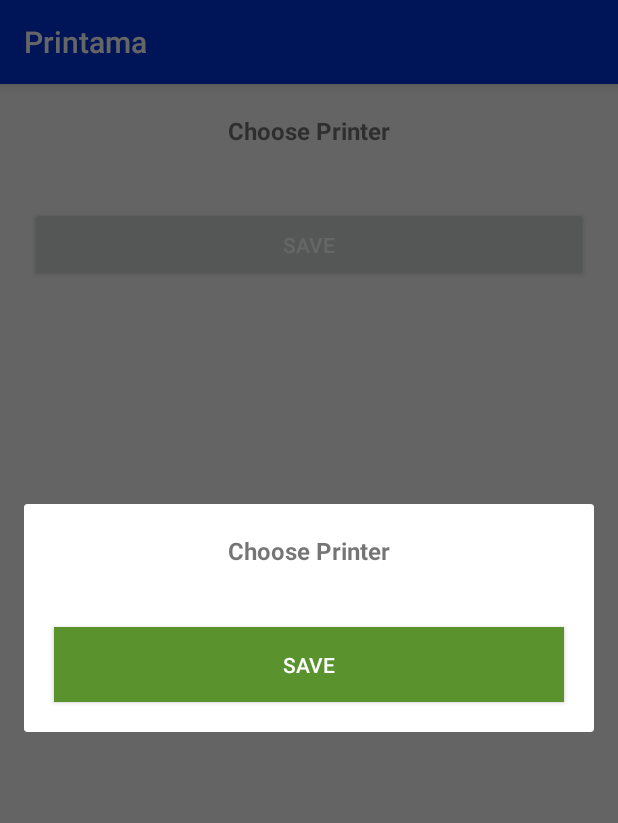
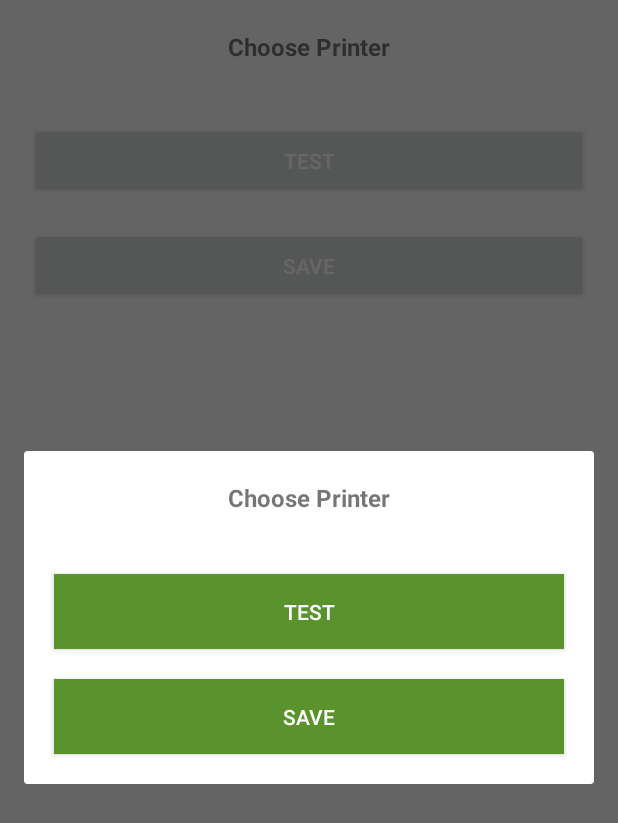
Before and after one commit to anggastudio/Printama, an Android app: the fragment DeviceListFragment placed in its activity, on a phone screen of 412 x 824 dp. Shown: the top 823 px of the screen. Run offline under Robolectric (Android 15) with nearby library versions, the phone set to English and light mode, and no system bars; 4 statements that could not run were skipped.

Commit message:
added test button to test printer before saving it

```diff
--- a/printama/src/main/java/com/anggastudio/printama/ChoosePrinterActivity.java
+++ b/printama/src/main/java/com/anggastudio/printama/ChoosePrinterActivity.java
@@ -20,10 +20,12 @@ public class ChoosePrinterActivity extends AppCompatActivity {
     private Set<BluetoothDevice> bondedDevices;
     private String mPrinterName;
     private Button saveButton;
+    private Button testButton;
 
     @Override
     protected void onCreate(Bundle savedInstanceState) {
         super.onCreate(savedInstanceState);
+        hideToolbar();
         setContentView(R.layout.activity_choose_printer);
 
         BluetoothAdapter defaultAdapter = BluetoothAdapter.getDefaultAdapter();
@@ -31,6 +33,12 @@ public class ChoosePrinterActivity extends AppCompatActivity {
             bondedDevices = defaultAdapter.getBondedDevices();
         } else {
             finishWithError();
+        }
+    }
+
+    private void hideToolbar() {
+        if (getSupportActionBar() != null) {
+            getSupportActionBar().hide();
         }
     }
 
@@ -48,10 +56,12 @@ public class ChoosePrinterActivity extends AppCompatActivity {
         if (bondedDevices == null) {
             finishWithError();
         } else {
+            testButton = findViewById(R.id.btn_test_printer);
+            testButton.setOnClickListener(v -> testPrinter());
             saveButton = findViewById(R.id.btn_save_printer);
             saveButton.setOnClickListener(v -> savePrinter());
             mPrinterName = Pref.getString(Pref.SAVED_DEVICE);
-            toggleSaveButton();
+            toggleButtons();
 
             RecyclerView rvDeviceList = findViewById(R.id.rv_device_list);
             rvDeviceList.setLayoutManager(new LinearLayoutManager(this));
@@ -60,15 +70,21 @@ public class ChoosePrinterActivity extends AppCompatActivity {
             rvDeviceList.setAdapter(adapter);
             adapter.setOnConnectPrinter(printerName -> {
                 this.mPrinterName = printerName;
-                toggleSaveButton();
+                toggleButtons();
             });
         }
     }
 
-    private void toggleSaveButton() {
+    private void testPrinter() {
+        Printama.with(this, mPrinterName).printTest();
+    }
+
+    private void toggleButtons() {
         if (mPrinterName != null) {
+            testButton.setBackgroundColor(ContextCompat.getColor(this, R.color.colorGreen));
             saveButton.setBackgroundColor(ContextCompat.getColor(this, R.color.colorGreen));
         } else {
+            testButton.setBackgroundColor(ContextCompat.getColor(this, R.color.colorGray5));
             saveButton.setBackgroundColor(ContextCompat.getColor(this, R.color.colorGray5));
         }
     }
--- a/printama/src/main/java/com/anggastudio/printama/DeviceListAdapter.java
+++ b/printama/src/main/java/com/anggastudio/printama/DeviceListAdapter.java
@@ -67,7 +67,7 @@ class DeviceListAdapter extends RecyclerView.Adapter<DeviceListAdapter.Holder> {
         this.onConnectPrinter = onConnectPrinter;
     }
 
-    class Holder extends RecyclerView.ViewHolder {
+    static class Holder extends RecyclerView.ViewHolder {
 
         TextView tvDeviceName;
         ImageView ivIndicator;
--- a/printama/src/main/java/com/anggastudio/printama/DeviceListFragment.java
+++ b/printama/src/main/java/com/anggastudio/printama/DeviceListFragment.java
@@ -23,6 +23,7 @@ public class DeviceListFragment extends DialogFragment {
     private Set<BluetoothDevice> bondedDevices;
     private String mPrinterName;
     private Button saveButton;
+    private Button testButton;
 
     public DeviceListFragment() {
         // Required empty public constructor
@@ -52,10 +53,12 @@ public class DeviceListFragment extends DialogFragment {
     public void onViewCreated(@NonNull View view, @Nullable Bundle savedInstanceState) {
         super.onViewCreated(view, savedInstanceState);
 
+        testButton = view.findViewById(R.id.btn_test_printer);
+        testButton.setOnClickListener(v -> testPrinter());
         saveButton = view.findViewById(R.id.btn_save_printer);
         saveButton.setOnClickListener(v -> savePrinter());
         mPrinterName = Pref.getString(Pref.SAVED_DEVICE);
-        toggleSaveButton();
+        toggleButtons();
 
         RecyclerView rvDeviceList = view.findViewById(R.id.rv_device_list);
         rvDeviceList.setLayoutManager(new LinearLayoutManager(getContext()));
@@ -64,14 +67,20 @@ public class DeviceListFragment extends DialogFragment {
         rvDeviceList.setAdapter(adapter);
         adapter.setOnConnectPrinter(printerName -> {
             this.mPrinterName = printerName;
-            toggleSaveButton();
+            toggleButtons();
         });
     }
 
-    private void toggleSaveButton() {
+    private void testPrinter() {
+        Printama.with(getActivity(), mPrinterName).printTest();
+    }
+
+    private void toggleButtons() {
         if (mPrinterName != null) {
+            testButton.setBackgroundColor(ContextCompat.getColor(getContext(), R.color.colorGreen));
             saveButton.setBackgroundColor(ContextCompat.getColor(getContext(), R.color.colorGreen));
         } else {
+            testButton.setBackgroundColor(ContextCompat.getColor(getContext(), R.color.colorGray5));
             saveButton.setBackgroundColor(ContextCompat.getColor(getContext(), R.color.colorGray5));
         }
     }
--- a/printama/src/main/res/layout/activity_choose_printer.xml
+++ b/printama/src/main/res/layout/activity_choose_printer.xml
@@ -1,10 +1,15 @@
 <?xml version="1.0" encoding="utf-8"?>
-<LinearLayout xmlns:android="http://schemas.android.com/apk/res/android"
+<ScrollView xmlns:android="http://schemas.android.com/apk/res/android"
     xmlns:tools="http://schemas.android.com/tools"
     android:layout_width="match_parent"
     android:layout_height="match_parent"
     android:orientation="vertical"
     tools:context=".ChoosePrinterActivity">
+
+    <LinearLayout
+        android:layout_width="match_parent"
+        android:layout_height="wrap_content"
+        android:orientation="vertical">
 
         <TextView
             android:layout_width="match_parent"
@@ -24,13 +29,28 @@
             tools:listitem="@layout/device_item" />
 
         <Button
+            android:id="@+id/btn_test_printer"
+            android:layout_width="match_parent"
+            android:layout_height="50dp"
+            android:layout_margin="20dp"
+            android:gravity="center"
+            android:text="Test"
+            android:textColor="@android:color/white"
+            android:textSize="14sp" />
+
+        <Button
             android:id="@+id/btn_save_printer"
             android:layout_width="match_parent"
             android:layout_height="50dp"
-        android:layout_margin="20dp"
+            android:layout_marginStart="20dp"
+            android:layout_marginEnd="20dp"
+            android:layout_marginBottom="20dp"
             android:gravity="center"
             android:text="Save"
             android:textColor="@android:color/white"
             android:textSize="14sp" />
 
     </LinearLayout>
+
+
+</ScrollView>
--- a/printama/src/main/res/layout/fragment_device_list.xml
+++ b/printama/src/main/res/layout/fragment_device_list.xml
@@ -4,6 +4,10 @@
     android:layout_width="match_parent"
     android:layout_height="wrap_content"
     tools:context=".DeviceListFragment">
+
+    <ScrollView
+        android:layout_width="match_parent"
+        android:layout_height="wrap_content">
 
         <LinearLayout
             android:layout_width="match_parent"
@@ -28,10 +32,22 @@
                 tools:listitem="@layout/device_item" />
 
             <Button
+                android:id="@+id/btn_test_printer"
+                android:layout_width="match_parent"
+                android:layout_height="50dp"
+                android:layout_margin="20dp"
+                android:gravity="center"
+                android:text="Test"
+                android:textColor="@android:color/white"
+                android:textSize="14sp" />
+
+            <Button
                 android:id="@+id/btn_save_printer"
                 android:layout_width="match_parent"
                 android:layout_height="50dp"
-            android:layout_margin="20dp"
+                android:layout_marginStart="20dp"
+                android:layout_marginEnd="20dp"
+                android:layout_marginBottom="20dp"
                 android:gravity="center"
                 android:text="Save"
                 android:textColor="@android:color/white"
@@ -39,4 +55,6 @@
 
         </LinearLayout>
 
+    </ScrollView>
+
 </RelativeLayout>
```
Also changed, not shown: printama/src/main/java/com/anggastudio/printama/Printama.java (+18 -7 lines). Lines whose indentation alone changed are shown as unchanged.
